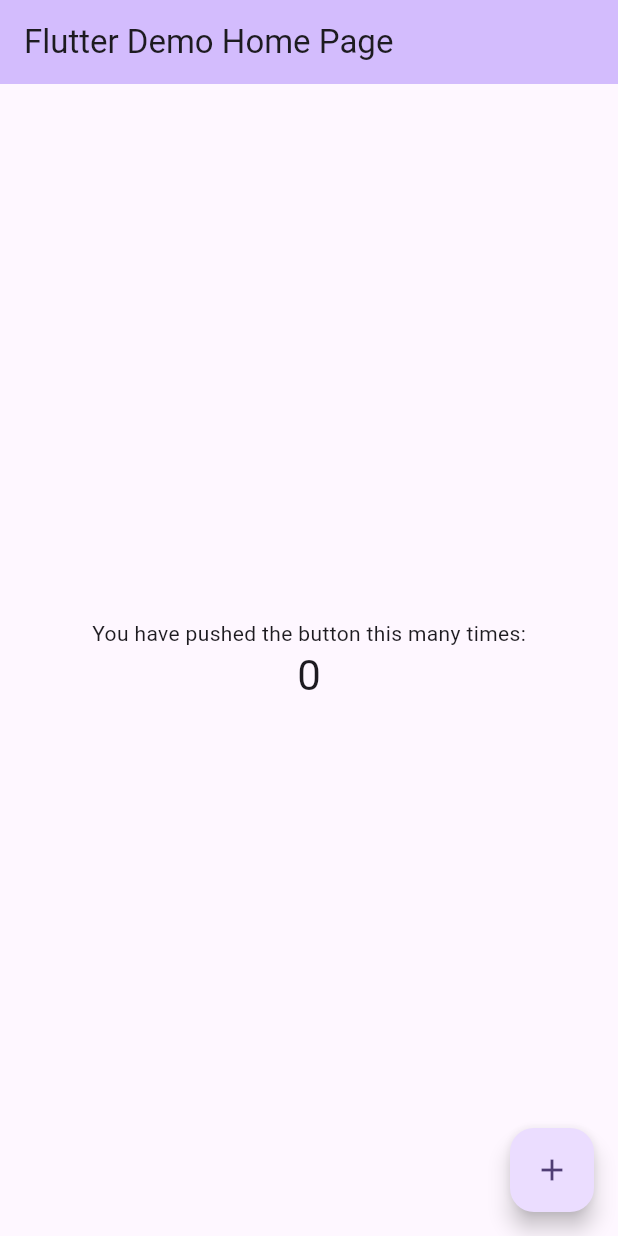
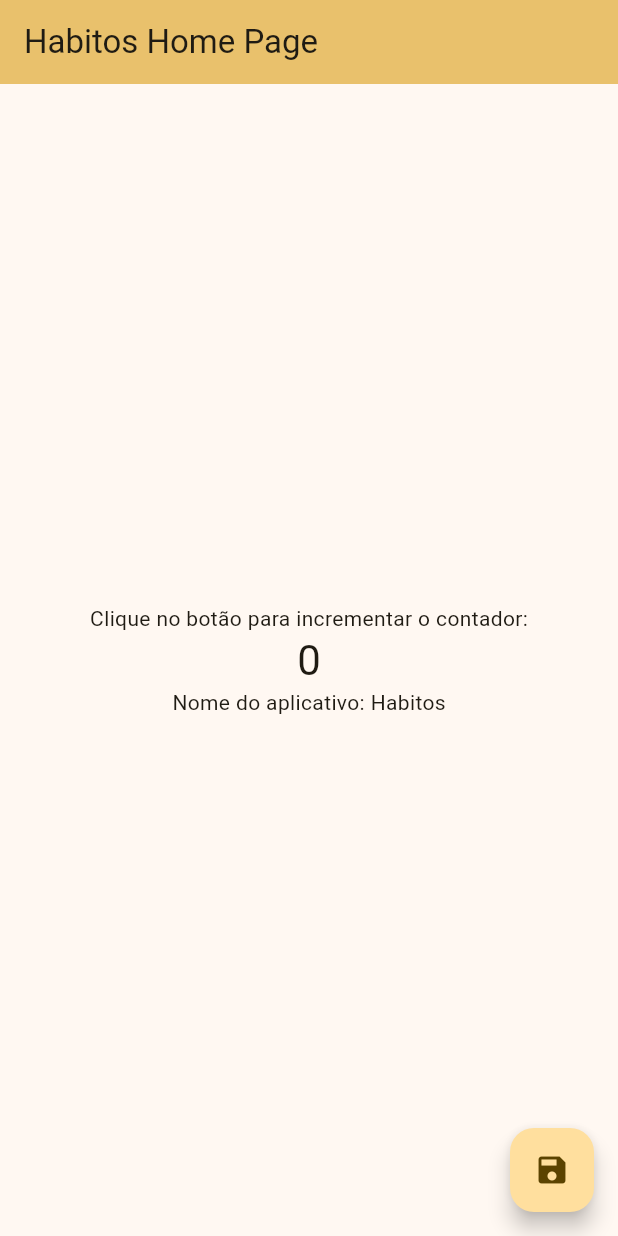
Before and after one commit to Peretta/habitos, a Flutter app: the screen it shows after launch, on a phone screen of 412 x 824 dp. Run offline on Flutter 3.47's test engine with Material 3 defaults, Android fonts, the light colour scheme and no system bars.

Commit message:
Primeiras alterações

```diff
--- a/habitos/lib/main.dart
+++ b/habitos/lib/main.dart
@@ -11,7 +11,7 @@ class MyApp extends StatelessWidget {
   @override
   Widget build(BuildContext context) {
     return MaterialApp(
-      title: 'Flutter Demo',
+      title: 'Habitos',
       theme: ThemeData(
         // This is the theme of your application.
         //
@@ -28,9 +28,9 @@ class MyApp extends StatelessWidget {
         //
         // This works for code too, not just values: Most code changes can be
         // tested with just a hot reload.
-        colorScheme: .fromSeed(seedColor: Colors.deepPurple),
+        colorScheme: .fromSeed(seedColor: Colors.amber),
       ),
-      home: const MyHomePage(title: 'Flutter Demo Home Page'),
+      home: const MyHomePage(title: 'Habitos Home Page'),
     );
   }
 }
@@ -55,6 +55,7 @@ class MyHomePage extends StatefulWidget {
 
 class _MyHomePageState extends State<MyHomePage> {
   int _counter = 0;
+  String nome = "Habitos";
 
   void _incrementCounter() {
     setState(() {
@@ -104,10 +105,13 @@ class _MyHomePageState extends State<MyHomePage> {
           // wireframe for each widget.
           mainAxisAlignment: .center,
           children: [
-            const Text('You have pushed the button this many times:'),
+            const Text('Clique no botão para incrementar o contador:'),
             Text(
               '$_counter',
               style: Theme.of(context).textTheme.headlineMedium,
+            ),
+            Text(
+              'Nome do aplicativo: $nome',
             ),
           ],
         ),
@@ -115,7 +119,7 @@ class _MyHomePageState extends State<MyHomePage> {
       floatingActionButton: FloatingActionButton(
         onPressed: _incrementCounter,
         tooltip: 'Increment',
-        child: const Icon(Icons.add),
+        child: const Icon(Icons.save),
       ),
     );
   }
```
